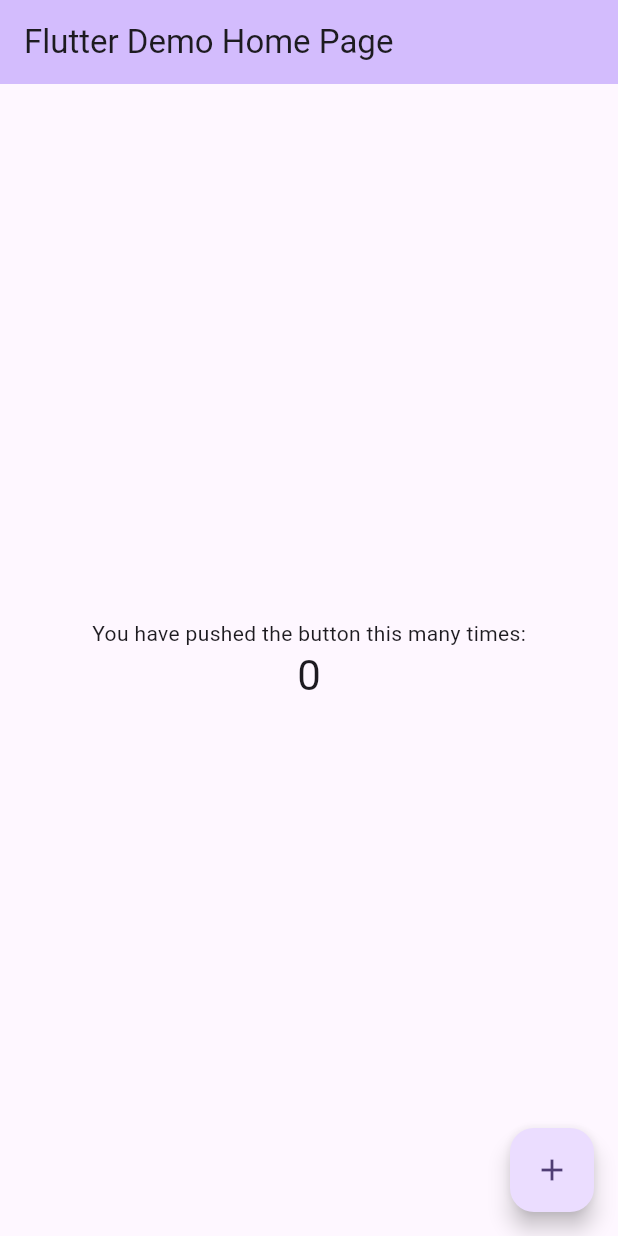
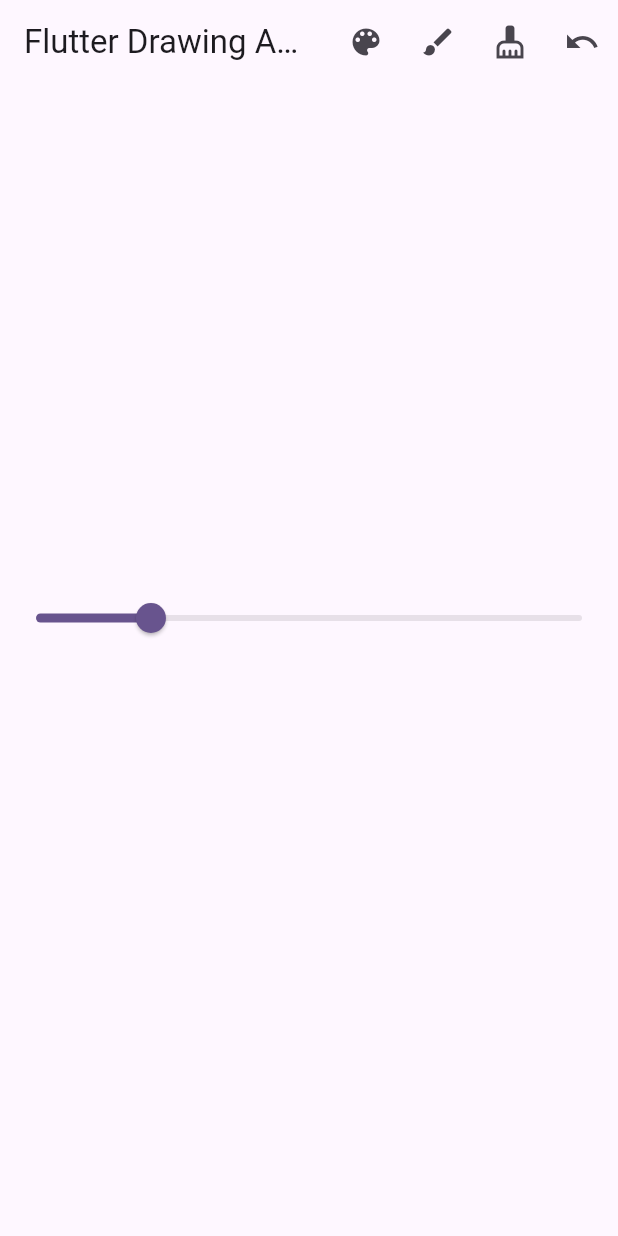
Before and after one commit to parth-darji/flutter_lab, a Flutter app: the screen it shows after launch, on a phone screen of 412 x 824 dp. Run offline on Flutter 3.47's test engine with Material 3 defaults, Android fonts, the phone set to English and light mode, and no system bars; our stand-ins replace flutter_colorpicker.

Commit message:
drawing code added (but not working)

```diff
--- /dev/null
+++ b/lib/drawing/main.dart
@@ -0,0 +1,138 @@
+import 'package:flutter/material.dart';
+import 'dart:ui' as ui;
+
+import 'package:flutter_colorpicker/flutter_colorpicker.dart';
+
+class DrawingScreen extends StatefulWidget {
+  @override
+  _DrawingScreenState createState() => _DrawingScreenState();
+}
+
+class _DrawingScreenState extends State<DrawingScreen> {
+  List<DrawingPoint?> points = [];
+  Color selectedColor = Colors.black;
+  double brushSize = 5.0;
+  bool isEraser = false;
+
+  @override
+  Widget build(BuildContext context) {
+    return Scaffold(
+      appBar: AppBar(
+        title: Text("Flutter Drawing App"),
+        actions: [
+          IconButton(
+            icon: Icon(Icons.color_lens),
+            onPressed: _pickColor,
+          ),
+          IconButton(
+            icon: Icon(Icons.brush),
+            onPressed: () {
+              setState(() {
+                isEraser = false;
+              });
+            },
+          ),
+          IconButton(
+            icon: Icon(Icons.cleaning_services),
+            onPressed: () {
+              setState(() {
+                isEraser = true;
+              });
+            },
+          ),
+          IconButton(
+            icon: Icon(Icons.undo),
+            onPressed: () {
+              setState(() {
+                if (points.isNotEmpty) points.removeLast();
+              });
+            },
+          ),
+        ],
+      ),
+      body: GestureDetector(
+        onPanStart: (details) {
+          setState(() {
+            points.add(DrawingPoint(details.localPosition,
+                isEraser ? Colors.white : selectedColor, brushSize));
+          });
+        },
+        onPanUpdate: (details) {
+          setState(() {
+            points.add(DrawingPoint(details.localPosition,
+                isEraser ? Colors.white : selectedColor, brushSize));
+          });
+        },
+        onPanEnd: (details) {
+          setState(() {
+            points.add(null);
+          });
+        },
+        child: CustomPaint(
+          painter: DrawingPainter(points),
+          size: Size.infinite,
+        ),
+      ),
+      bottomNavigationBar: Slider(
+        value: brushSize,
+        min: 1.0,
+        max: 20.0,
+        onChanged: (value) {
+          setState(() {
+            brushSize = value;
+          });
+        },
+      ),
+    );
+  }
+
+  void _pickColor() {
+    showDialog(
+      context: context,
+      builder: (context) {
+        return AlertDialog(
+          title: Text("Pick a color"),
+          content: SingleChildScrollView(
+            child: BlockPicker(
+              pickerColor: selectedColor,
+              onColorChanged: (color) {
+                setState(() {
+                  selectedColor = color;
+                });
+                Navigator.of(context).pop();
+              },
+            ),
+          ),
+        );
+      },
+    );
+  }
+}
+
+class DrawingPainter extends CustomPainter {
+  final List<DrawingPoint?> points;
+  DrawingPainter(this.points);
+
+  @override
+  void paint(Canvas canvas, Size size) {
+    for (int i = 0; i < points.length - 1; i++) {
+      if (points[i] != null && points[i + 1] != null) {
+        Paint paint = Paint()
+          ..color = points[i]!.color
+          ..strokeCap = StrokeCap.round
+          ..strokeWidth = points[i]!.size;
+        canvas.drawLine(points[i]!.offset, points[i + 1]!.offset, paint);
+      }
+    }
+  }
+
+  @override
+  bool shouldRepaint(covariant CustomPainter oldDelegate) => true;
+}
+
+class DrawingPoint {
+  Offset offset;
+  Color color;
+  double size;
+  DrawingPoint(this.offset, this.color, this.size);
+}
--- a/lib/main.dart
+++ b/lib/main.dart
@@ -1,4 +1,6 @@
 import 'package:flutter/material.dart';
+
+import 'drawing/main.dart';
 
 void main() {
   runApp(const MyApp());
@@ -13,113 +15,10 @@
     return MaterialApp(
       title: 'Flutter Demo',
       theme: ThemeData(
-        // This is the theme of your application.
-        //
-        // TRY THIS: Try running your application with "flutter run". You'll see
-        // the application has a purple toolbar. Then, without quitting the app,
-        // try changing the seedColor in the colorScheme below to Colors.green
-        // and then invoke "hot reload" (save your changes or press the "hot
-        // reload" button in a Flutter-supported IDE, or press "r" if you used
-        // the command line to start the app).
-        //
-        // Notice that the counter didn't reset back to zero; the application
-        // state is not lost during the reload. To reset the state, use hot
-        // restart instead.
-        //
-        // This works for code too, not just values: Most code changes can be
-        // tested with just a hot reload.
         colorScheme: ColorScheme.fromSeed(seedColor: Colors.deepPurple),
         useMaterial3: true,
       ),
-      home: const MyHomePage(title: 'Flutter Demo Home Page'),
+      home: DrawingScreen(),
     );
   }
 }
-
-class MyHomePage extends StatefulWidget {
-  const MyHomePage({super.key, required this.title});
-
-  // This widget is the home page of your application. It is stateful, meaning
-  // that it has a State object (defined below) that contains fields that affect
-  // how it looks.
-
-  // This class is the configuration for the state. It holds the values (in this
-  // case the title) provided by the parent (in this case the App widget) and
-  // used by the build method of the State. Fields in a Widget subclass are
-  // always marked "final".
-
-  final String title;
-
-  @override
-  State<MyHomePage> createState() => _MyHomePageState();
-}
-
-class _MyHomePageState extends State<MyHomePage> {
-  int _counter = 0;
-
-  void _incrementCounter() {
-    setState(() {
-      // This call to setState tells the Flutter framework that something has
-      // changed in this State, which causes it to rerun the build method below
-      // so that the display can reflect the updated values. If we changed
-      // _counter without calling setState(), then the build method would not be
-      // called again, and so nothing would appear to happen.
-      _counter++;
-    });
-  }
-
-  @override
-  Widget build(BuildContext context) {
-    // This method is rerun every time setState is called, for instance as done
-    // by the _incrementCounter method above.
-    //
-    // The Flutter framework has been optimized to make rerunning build methods
-    // fast, so that you can just rebuild anything that needs updating rather
-    // than having to individually change instances of widgets.
-    return Scaffold(
-      appBar: AppBar(
-        // TRY THIS: Try changing the color here to a specific color (to
-        // Colors.amber, perhaps?) and trigger a hot reload to see the AppBar
-        // change color while the other colors stay the same.
-        backgroundColor: Theme.of(context).colorScheme.inversePrimary,
-        // Here we take the value from the MyHomePage object that was created by
-        // the App.build method, and use it to set our appbar title.
-        title: Text(widget.title),
-      ),
-      body: Center(
-        // Center is a layout widget. It takes a single child and positions it
-        // in the middle of the parent.
-        child: Column(
-          // Column is also a layout widget. It takes a list of children and
-          // arranges them vertically. By default, it sizes itself to fit its
-          // children horizontally, and tries to be as tall as its parent.
-          //
-          // Column has various properties to control how it sizes itself and
-          // how it positions its children. Here we use mainAxisAlignment to
-          // center the children vertically; the main axis here is the vertical
-          // axis because Columns are vertical (the cross axis would be
-          // horizontal).
-          //
-          // TRY THIS: Invoke "debug painting" (choose the "Toggle Debug Paint"
-          // action in the IDE, or press "p" in the console), to see the
-          // wireframe for each widget.
-          mainAxisAlignment: MainAxisAlignment.center,
-          children: <Widget>[
-            const Text(
-              'You have pushed the button this many times:',
-            ),
-            Text(
-              '$_counter',
-              style: Theme.of(context).textTheme.headlineMedium,
-            ),
-          ],
-        ),
-      ),
-      floatingActionButton: FloatingActionButton(
-        onPressed: _incrementCounter,
-        tooltip: 'Increment',
-        child: const Icon(Icons.add),
-      ), // This trailing comma makes auto-formatting nicer for build methods.
-    );
-  }
-}
```
